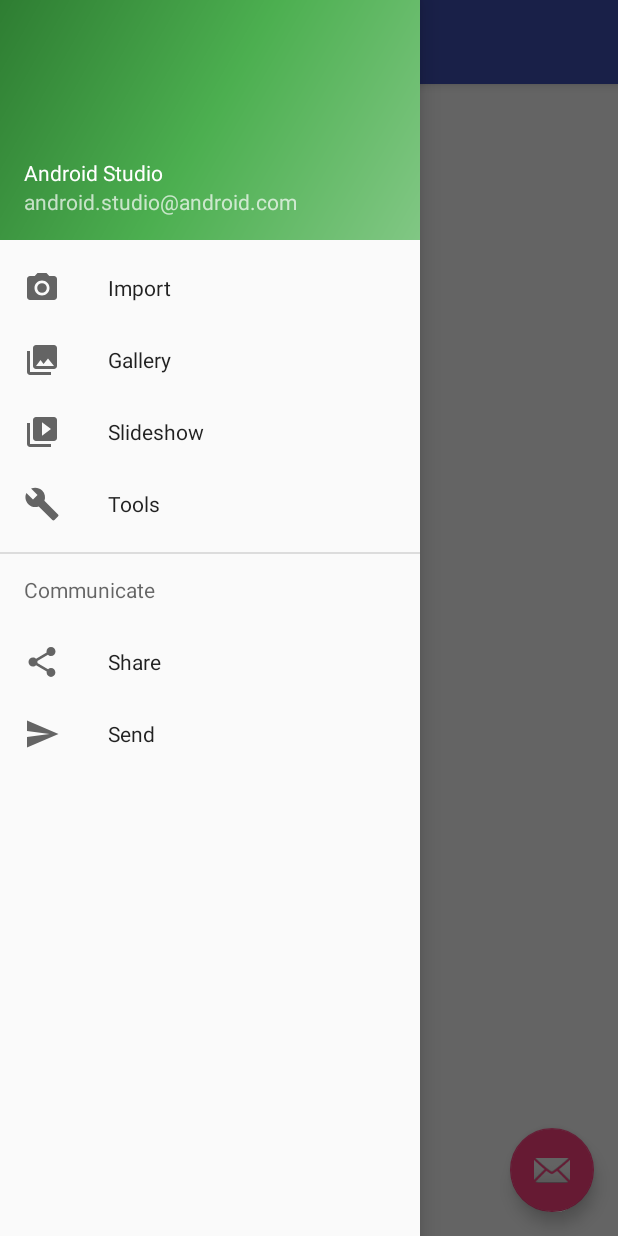
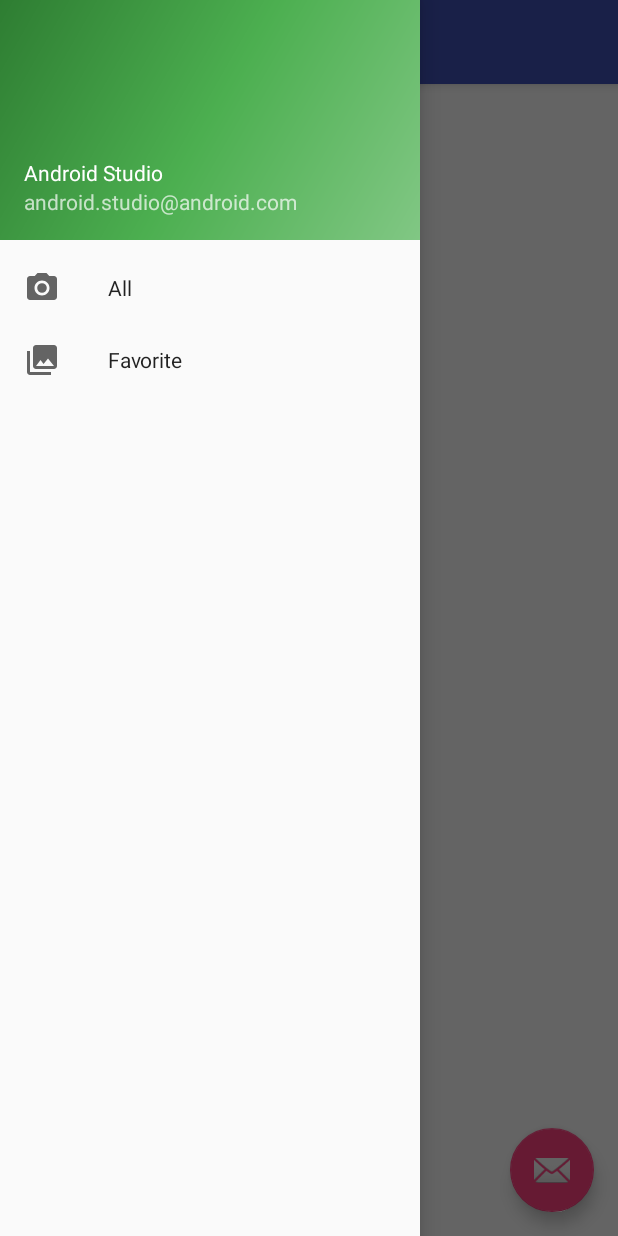
Before and after one commit to lequan-moon/android_offline_manga, an Android app: the screen it shows after launch (MainActivity), with the side drawer open, on a phone screen of 412 x 824 dp. Run offline under Robolectric (Android 15) with nearby library versions, the phone set to English and light mode, and no system bars.

Commit message:
done moving around

```diff
--- a/app/src/main/java/com/example/quanlm/mangaoffline/MangaListFragment.java
+++ b/app/src/main/java/com/example/quanlm/mangaoffline/MangaListFragment.java
@@ -33,14 +33,11 @@ import java.util.List;
 public class MangaListFragment extends Fragment implements AdtManga.OnMangaSelect {
     // TODO: Rename parameter arguments, choose names that match
     // the fragment initialization parameters, e.g. ARG_ITEM_NUMBER
-    private static final String ARG_PARAM1 = "param1";
-    private static final String ARG_PARAM2 = "param2";
-    public static final String MANGA_LOGIC = "mangalogic";
+    private static final String ARG_FILTER = "filter";
+//    private static final String ARG_PARAM2 = "param2";
 
     // TODO: Rename and change types of parameters
-    private String mParam1;
-    private String mParam2;
-
+    private String mFilter;
     private OnFragmentInteractionListener mListener;
 
     LogicManga mangaLogic;
@@ -55,15 +52,13 @@ public class MangaListFragment extends Fragment implements AdtManga.OnMangaSelec
      * Use this factory method to create a new instance of
      * this fragment using the provided parameters.
      *
-     * @param param1 Parameter 1.
-     * @param param2 Parameter 2.
+     * @param filter Parameter 1.
      * @return A new instance of fragment MangaListFragment.
      */
-    public static MangaListFragment newInstance(String param1, String param2) {
+    public static MangaListFragment newInstance(String filter) {
         MangaListFragment fragment = new MangaListFragment();
         Bundle args = new Bundle();
-        args.putString(ARG_PARAM1, param1);
-        args.putString(ARG_PARAM2, param2);
+        args.putString(ARG_FILTER, filter);
         fragment.setArguments(args);
         return fragment;
     }
@@ -72,10 +67,9 @@ public class MangaListFragment extends Fragment implements AdtManga.OnMangaSelec
     public void onCreate(Bundle savedInstanceState) {
         super.onCreate(savedInstanceState);
         if (getArguments() != null) {
-//            mangaLogic = (LogicManga) getArguments().getSerializable(MANGA_LOGIC);
-
-            mParam2 = getArguments().getString(ARG_PARAM2);
+            mFilter = getArguments().getString(ARG_FILTER);
         }
+        Toast.makeText(getActivity(), "Begin with mFilter:" + mFilter, Toast.LENGTH_SHORT).show();
 
     }
 
@@ -93,7 +87,7 @@ public class MangaListFragment extends Fragment implements AdtManga.OnMangaSelec
 
         // Init Recyclerview list manga
         mangaLogic = new LogicManga(getActivity());
-        lstMangas = mangaLogic.getListManga();
+        lstMangas = mangaLogic.getListManga(this.mFilter);
         AdtManga adtManga = new AdtManga(getActivity(), lstMangas, this);
         RecyclerView.LayoutManager layoutMng = new LinearLayoutManager(getActivity());
         rcvListMangas.setLayoutManager(layoutMng);
--- a/app/src/main/java/com/example/quanlm/mangaoffline/config/Constants.java
+++ b/app/src/main/java/com/example/quanlm/mangaoffline/config/Constants.java
@@ -7,6 +7,8 @@ import android.os.Environment;
  */
 
 public class Constants {
+    public static final String ALL = "All";
+    public static final String FAVORITE = "Favorite";
     public static String SD_CARD_PATH = Environment.getExternalStorageDirectory().getAbsolutePath() + "/offline_manga/";
 
     public static final String SELECTED_MANGA_ID = "com.example.quanlm.mangaoffline.selected_manga_id";
--- a/app/src/main/java/com/example/quanlm/mangaoffline/logic/LogicManga.java
+++ b/app/src/main/java/com/example/quanlm/mangaoffline/logic/LogicManga.java
@@ -25,9 +25,21 @@ public class LogicManga implements Serializable{
         * online source is webservice
         * offline source is sqlite
         */
-    public List<Model_Manga> getListManga(){
+    public List<Model_Manga> getListManga(String filter){
         SQLiteHandler dbHandler = new SQLiteHandler(mContext);
-        List<Model_Manga> lstMangas = dbHandler.getMangas();
+        List<Model_Manga> lstMangas;
+        switch (filter) {
+            case "All":
+                lstMangas = dbHandler.getAllMangas();
+                break;
+            case "Favorite":
+                lstMangas = dbHandler.getFavoriteMangas();
+                break;
+            default:
+                lstMangas = dbHandler.getAllMangas();
+                break;
+        }
+
         return lstMangas;
     }
 
@@ -46,8 +58,8 @@ public class LogicManga implements Serializable{
     public void initDatabase() {
         SQLiteHandler dbHandler = new SQLiteHandler(mContext);
         dbHandler.addManga(new Model_Manga(1, "manga 1", "manga 1 description", true, 10, 1));
-        dbHandler.addManga(new Model_Manga(2, "manga 2", "manga 3 description", true, 10, 1));
-        dbHandler.addManga(new Model_Manga(3, "manga 3", "manga 4 description", true, 10, 1));
+        dbHandler.addManga(new Model_Manga(2, "manga 2", "manga 2 description", false, 10, 1));
+        dbHandler.addManga(new Model_Manga(3, "manga 3", "manga 3 description", false, 10, 1));
         dbHandler.addManga(new Model_Manga(4, "manga 4", "manga 4 description", true, 10, 1));
 
         dbHandler.addChapter(new Model_Chapter(1, "chap 1", "/manga1/chapter1"));
--- a/app/src/main/java/com/example/quanlm/mangaoffline/logic/SQLiteHandler.java
+++ b/app/src/main/java/com/example/quanlm/mangaoffline/logic/SQLiteHandler.java
@@ -56,11 +56,11 @@ public class SQLiteHandler extends SQLiteOpenHelper {
         database = this.getWritableDatabase();
     }
 
-    public List<Model_Manga> getMangas() {
+    public List<Model_Manga> getAllMangas() {
         List<Model_Manga> lstManga = new ArrayList<>();
         open();
 
-        String selectAllManga = "SELECT "
+        String query = "SELECT "
                 + Constants.MANGA_ID + ", "
                 + Constants.MANGA_NAME + ", "
                 + Constants.MANGA_DESCRIPTION + ", "
@@ -68,25 +68,7 @@ public class SQLiteHandler extends SQLiteOpenHelper {
                 + Constants.MANGA_CURRENT_CHAP + ", "
                 + Constants.MANGA_IS_DOWNLOADED
                 + " FROM " + Constants.TB_MANGA;
-        Cursor mangas = database.rawQuery(selectAllManga, null);
-
-        if (mangas.moveToFirst()) {
-            while (!mangas.isAfterLast()) {
-                // Get all fields
-                int id = mangas.getInt(mangas.getColumnIndex(Constants.MANGA_ID));
-                String mangaName = mangas.getString(mangas.getColumnIndex(Constants.MANGA_NAME));
-                String mangaDescription = mangas.getString(mangas.getColumnIndex(Constants.MANGA_DESCRIPTION));
-                int mangaTotalChap = mangas.getInt(mangas.getColumnIndex(Constants.MANGA_TOTAL_CHAPS));
-                int mangaCurrentChap = mangas.getInt(mangas.getColumnIndex(Constants.MANGA_CURRENT_CHAP));
-                boolean mangaIsDownloaded = (mangas.getInt(mangas.getColumnIndex(Constants.MANGA_IS_DOWNLOADED)) == 1);
-
-                // Create and add manga into list
-                Model_Manga manga = new Model_Manga(id, mangaName, mangaDescription, mangaIsDownloaded, mangaTotalChap, mangaCurrentChap);
-                lstManga.add(manga);
-
-                mangas.moveToNext();
-            }
-        }
+        lstManga = queryMangas(query);
         return lstManga;
     }
 
@@ -177,4 +159,47 @@ public class SQLiteHandler extends SQLiteOpenHelper {
             return false;
         }
     }
+
+    public List<Model_Manga> getFavoriteMangas() {
+        List<Model_Manga> lstManga;
+        open();
+
+        String query = "SELECT "
+                + Constants.MANGA_ID + ", "
+                + Constants.MANGA_NAME + ", "
+                + Constants.MANGA_DESCRIPTION + ", "
+                + Constants.MANGA_TOTAL_CHAPS + ", "
+                + Constants.MANGA_CURRENT_CHAP + ", "
+                + Constants.MANGA_IS_DOWNLOADED
+                + " FROM " + Constants.TB_MANGA
+                + " WHERE " + Constants.MANGA_IS_DOWNLOADED + " = 1;" ;
+
+        lstManga = queryMangas(query);
+
+        return lstManga;
+    }
+
+    private List<Model_Manga> queryMangas(String query) {
+        List<Model_Manga> lstManga = new ArrayList<>();
+        Cursor mangas = database.rawQuery(query, null);
+
+        if (mangas.moveToFirst()) {
+            while (!mangas.isAfterLast()) {
+                // Get all fields
+                int id = mangas.getInt(mangas.getColumnIndex(Constants.MANGA_ID));
+                String mangaName = mangas.getString(mangas.getColumnIndex(Constants.MANGA_NAME));
+                String mangaDescription = mangas.getString(mangas.getColumnIndex(Constants.MANGA_DESCRIPTION));
+                int mangaTotalChap = mangas.getInt(mangas.getColumnIndex(Constants.MANGA_TOTAL_CHAPS));
+                int mangaCurrentChap = mangas.getInt(mangas.getColumnIndex(Constants.MANGA_CURRENT_CHAP));
+                boolean mangaIsDownloaded = (mangas.getInt(mangas.getColumnIndex(Constants.MANGA_IS_DOWNLOADED)) == 1);
+
+                // Create and add manga into list
+                Model_Manga manga = new Model_Manga(id, mangaName, mangaDescription, mangaIsDownloaded, mangaTotalChap, mangaCurrentChap);
+                lstManga.add(manga);
+
+                mangas.moveToNext();
+            }
+        }
+        return lstManga;
+    }
 }
--- a/app/src/main/res/menu/activity_main_drawer.xml
+++ b/app/src/main/res/menu/activity_main_drawer.xml
@@ -3,34 +3,13 @@
 
     <group android:checkableBehavior="single">
         <item
-            android:id="@+id/nav_camera"
+            android:id="@+id/nav_all"
             android:icon="@drawable/ic_menu_camera"
-            android:title="Import" />
+            android:title="All" />
         <item
-            android:id="@+id/nav_gallery"
+            android:id="@+id/nav_favorite"
             android:icon="@drawable/ic_menu_gallery"
-            android:title="Gallery" />
-        <item
-            android:id="@+id/nav_slideshow"
-            android:icon="@drawable/ic_menu_slideshow"
-            android:title="Slideshow" />
-        <item
-            android:id="@+id/nav_manage"
-            android:icon="@drawable/ic_menu_manage"
-            android:title="Tools" />
+            android:title="Favorite" />
     </group>
 
-    <item android:title="Communicate">
-        <menu>
-            <item
-                android:id="@+id/nav_share"
-                android:icon="@drawable/ic_menu_share"
-                android:title="Share" />
-            <item
-                android:id="@+id/nav_send"
-                android:icon="@drawable/ic_menu_send"
-                android:title="Send" />
-        </menu>
-    </item>
-
 </menu>
```
Also changed, not shown: app/src/main/java/com/example/quanlm/mangaoffline/ActChapter.java (+7 -6 lines), app/src/main/java/com/example/quanlm/mangaoffline/ActMangaDetail.java (+17 -3 lines), app/src/main/java/com/example/quanlm/mangaoffline/MainActivity.java (+7 -15 lines), app/src/main/java/com/example/quanlm/mangaoffline/adapter/AdtChapter.java (+11 -4 lines), 19 other files.
